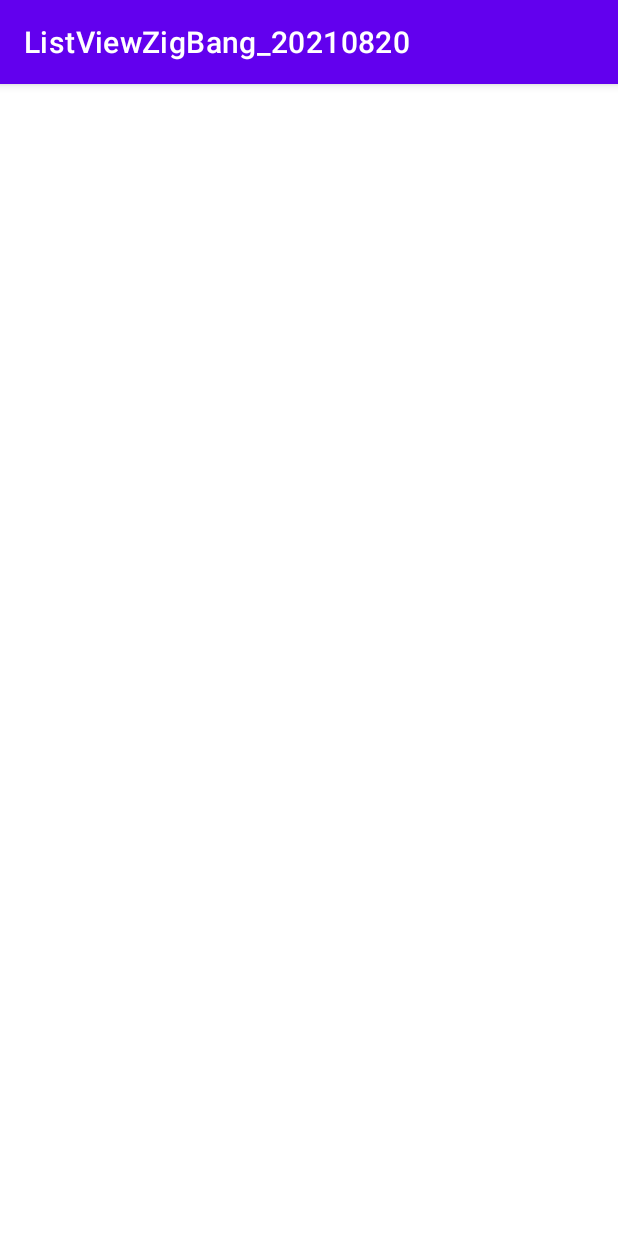
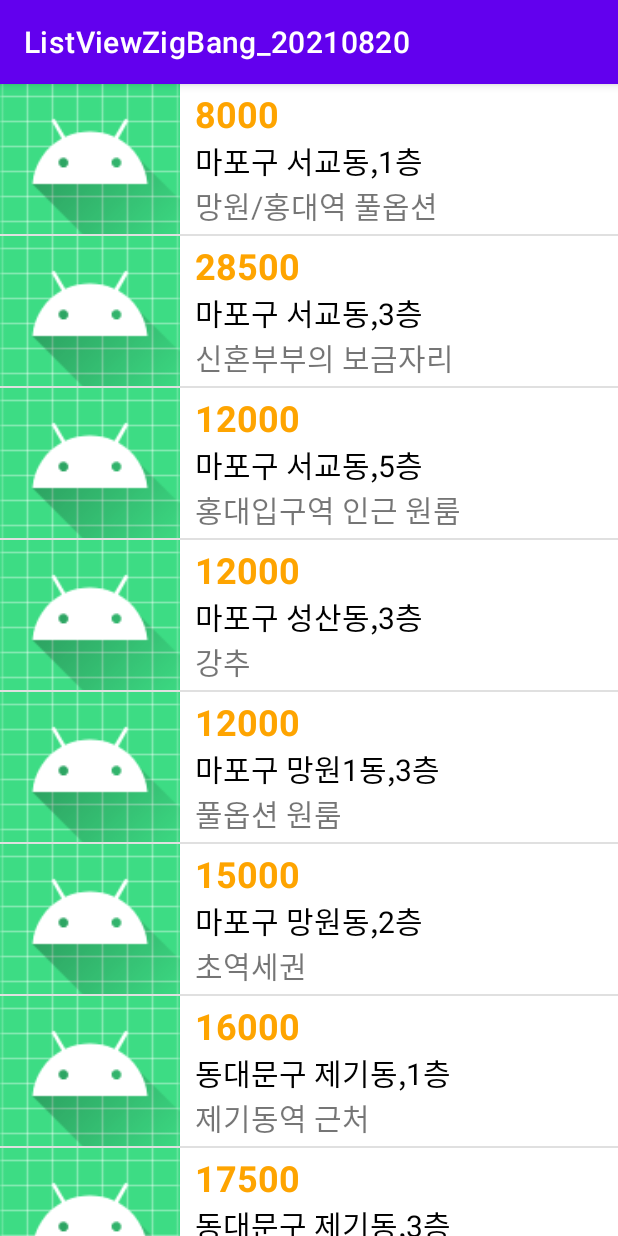
Before and after one commit to qorvhfl080/ListViewZigBang_20210820, an Android app: the screen it shows after launch (MainActivity), on a phone screen of 412 x 824 dp. Run offline under Robolectric (Android 15) with nearby library versions, the phone set to English and light mode, and no system bars.

Commit message:
리스트뷰

```diff
--- a/app/src/main/java/com/neppplus/listviewzigbang_20210820/MainActivity.kt
+++ b/app/src/main/java/com/neppplus/listviewzigbang_20210820/MainActivity.kt
@@ -2,13 +2,33 @@ package com.neppplus.listviewzigbang_20210820
 
 import androidx.appcompat.app.AppCompatActivity
 import android.os.Bundle
+import com.neppplus.listviewzigbang_20210820.adapter.RoomAdapter
+import com.neppplus.listviewzigbang_20210820.data.Room
+import kotlinx.android.synthetic.main.activity_main.*
 
 class MainActivity : AppCompatActivity() {
 
+    val roomList = ArrayList<Room>()
 
+    lateinit var roomAdapter: RoomAdapter
 
     override fun onCreate(savedInstanceState: Bundle?) {
         super.onCreate(savedInstanceState)
         setContentView(R.layout.activity_main)
+
+        roomList.add(Room(R.mipmap.ic_launcher_round, 8000, "마포구 서교동,1층", "망원/홍대역 풀옵션"))
+        roomList.add(Room(R.mipmap.ic_launcher_round, 28500, "마포구 서교동,3층", "신혼부부의 보금자리"))
+        roomList.add(Room(R.mipmap.ic_launcher_round, 12000, "마포구 서교동,5층", "홍대입구역 인근 원룸"))
+        roomList.add(Room(R.mipmap.ic_launcher_round, 12000, "마포구 성산동,3층", "강추"))
+        roomList.add(Room(R.mipmap.ic_launcher_round, 12000, "마포구 망원1동,3층", "풀옵션 원룸"))
+        roomList.add(Room(R.mipmap.ic_launcher_round, 15000, "마포구 망원동,2층", "초역세권"))
+        roomList.add(Room(R.mipmap.ic_launcher_round, 16000, "동대문구 제기동,1층", "제기동역 근처"))
+        roomList.add(Room(R.mipmap.ic_launcher_round, 17500, "동대문구 제기동,3층", "제기동역 근처"))
+        roomList.add(Room(R.mipmap.ic_launcher_round, 21000, "동대문구 제기동,10층", "제기동역 근처"))
+
+        roomAdapter = RoomAdapter(this, R.layout.room_list_item, roomList)
+
+        roomListView.adapter = roomAdapter
+
     }
 }
--- a/app/src/main/res/layout/room_list_item.xml
+++ b/app/src/main/res/layout/room_list_item.xml
@@ -24,8 +24,9 @@
             android:layout_width="wrap_content"
             android:layout_height="wrap_content"
             android:text="8,000"
-            android:textSize="20sp"
-            android:textColor="#999900"/>
+            android:textSize="24sp"
+            android:textColor="#FEA400"
+            android:textStyle="bold"/>
 
         <TextView
             android:id="@+id/addressTxt"
```
